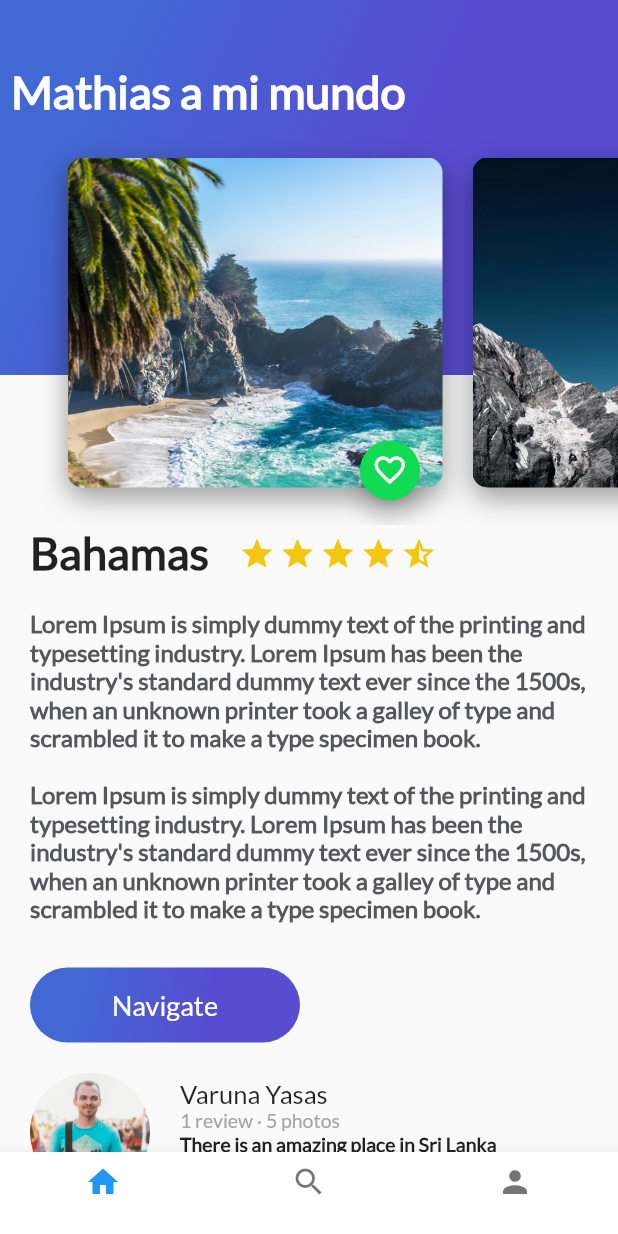
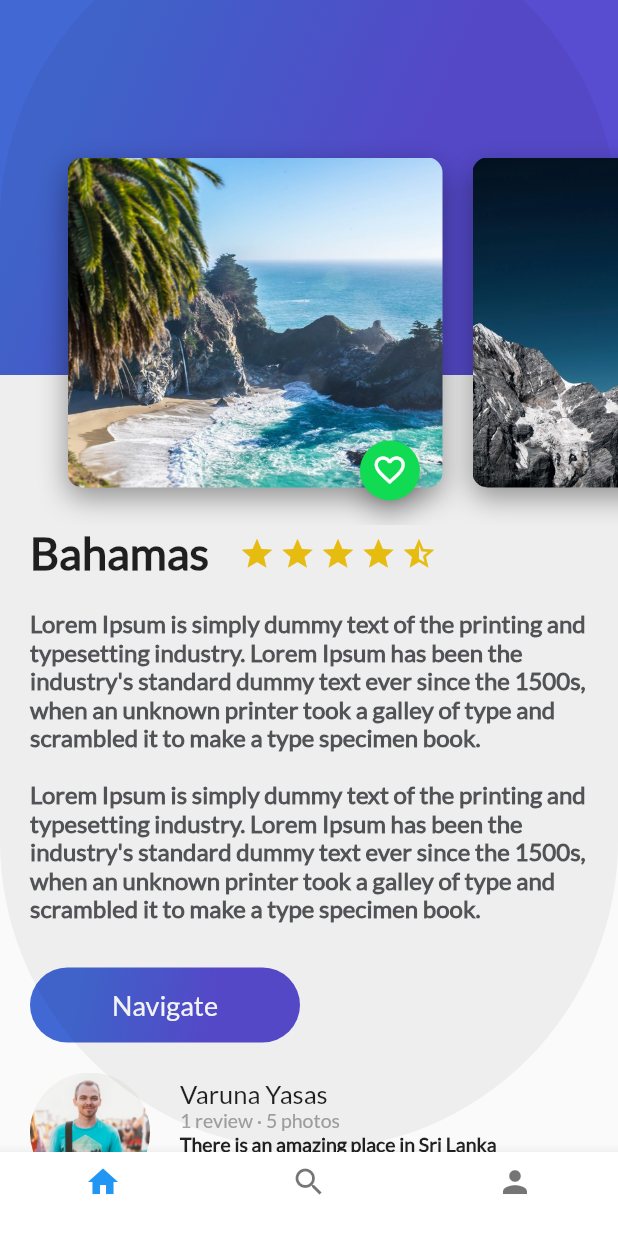
Before and after one commit to mariocuadra/flutter_app, a Flutter app: the PlatziTrips screen opened directly, on a phone screen of 412 x 824 dp. Run offline on Flutter 3.47's test engine with Material 2 defaults, Android fonts, the phone set to English and light mode, and no system bars; our stand-ins replace cloud_firestore, firebase_auth, firebase_core, google_sign_in; missing offline and left inert: generic_bloc_provider; accounts and stored records are empty.

Commit message:
modificaciones al grandiente

```diff
--- a/lib/header_appbar.dart
+++ b/lib/header_appbar.dart
@@ -8,7 +8,7 @@ class HeaderAppBar extends StatelessWidget {
     // TODO: implement build
     return Stack(
       children: <Widget>[
-        GradientBack("Mathias a mi mundo", 250.0),
+        GradientBack(Dheight: 250.0),
         CardImageList()
       ],
     );
--- a/lib/widgets/gradient_back.dart
+++ b/lib/widgets/gradient_back.dart
@@ -4,15 +4,24 @@ class GradientBack extends StatelessWidget {
 
 
   String title = "Popular";
-  double _height =0.0;
+  double Dheight =0.0;
 
-  GradientBack(this.title, this._height);
+  GradientBack({this.Dheight} );  //height = null full screen.
 
   @override
   Widget build(BuildContext context) {
+
+    double screenHeight = MediaQuery.of(context).size.height;
+    double screenWidht = MediaQuery.of(context).size.width;
+
+  if (Dheight==null){
+      Dheight=screenWidht;
+  }
+
     // TODO: implement build
     return Container(
-      height: _height,
+      width: screenWidht,
+      height: Dheight,
       decoration: BoxDecoration(
         gradient: LinearGradient(
             colors: [
@@ -27,7 +36,20 @@ class GradientBack extends StatelessWidget {
       ),
 
 
-      child: Text(
+      child: FittedBox(
+        fit: BoxFit.none,
+        alignment: Alignment(-1.5, -0.8),
+        child: Container(
+          width: screenWidht,
+          height: screenHeight,
+          decoration: BoxDecoration(
+            color: Color.fromRGBO(0, 0, 0, 0.05),
+                borderRadius: BorderRadius.circular(screenHeight/2),
+          ),
+        ),
+      ),
+
+      /* Text(
         title,
         style: TextStyle(
           color: Colors.white,
@@ -35,9 +57,9 @@ class GradientBack extends StatelessWidget {
           fontFamily: "Lato",
           fontWeight: FontWeight.bold
         ),
-      ),
+      ),*/
 
-      alignment: Alignment(-0.9, -0.6),
+      //alignment: Alignment(-0.9, -0.6),
 
     );
   }
```
Also changed, not shown: lib/User/ui/screens/add_place_screen.dart (added, +42 -0 lines), lib/User/ui/screens/sign_in_screen.dart (+9 -4 lines), 1 other file.
